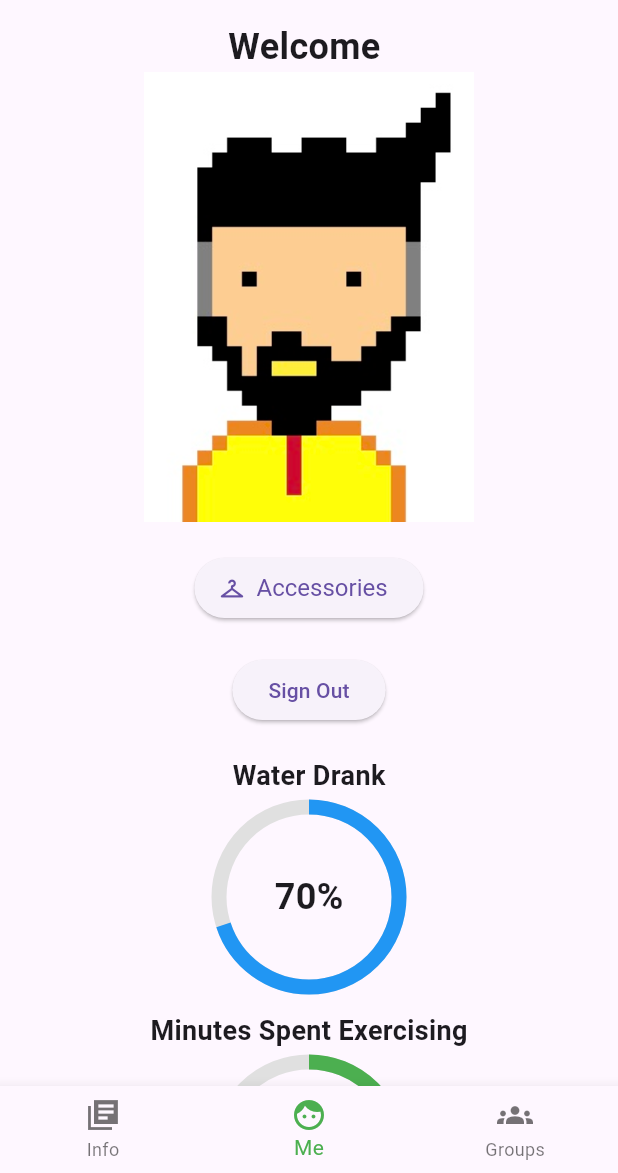
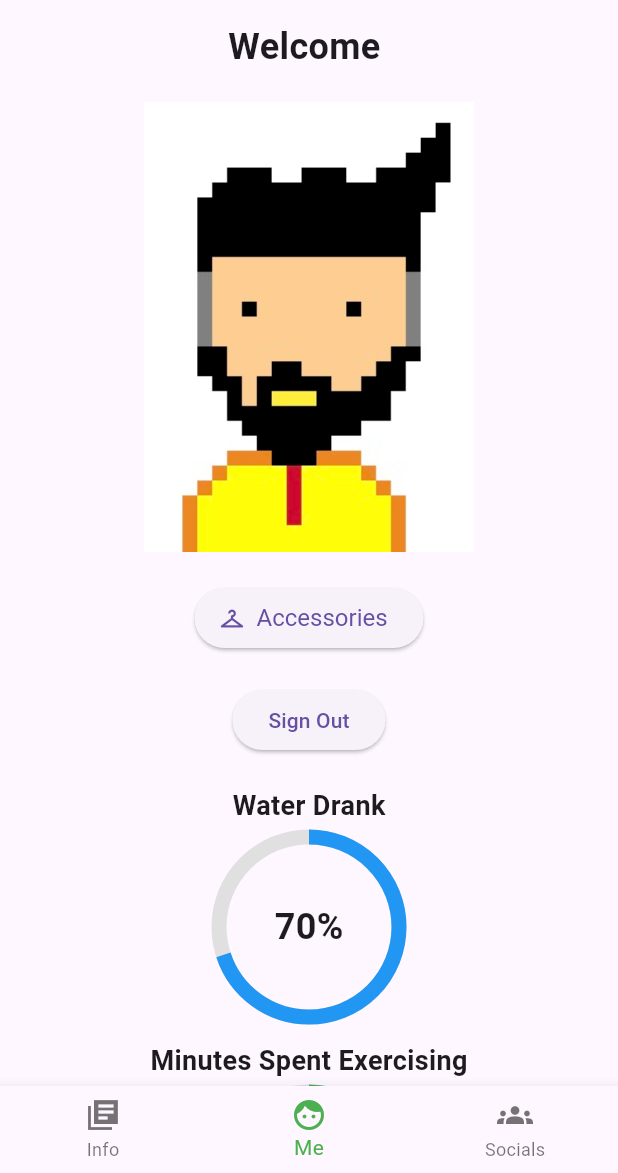
Before and after one commit to choonzies/GLife_4, a Flutter app: the screen it shows once a user with an empty profile is signed in, on a phone screen of 412 x 824 dp, the part 63-1236 px from its top. Run offline on Flutter 3.47's test engine with Material 3 defaults, Android fonts, the phone set to English and light mode, and no system bars; our stand-ins replace firebase_auth, firebase_core; accounts and stored records are empty.

Commit message:
Split home_page to 3 folders Info, Me, Socials with their respective pages, using OOP principles. Adjusted minor details such as editing of appbar and cleaned up build method accordingly on the home_page.dart

```diff
--- /dev/null
+++ b/lib/pages/Me/Me.dart
@@ -0,0 +1,148 @@
+import 'package:flutter/material.dart';
+import 'package:glife/auth.dart';
+import 'package:firebase_auth/firebase_auth.dart';
+import 'ProfilePage.dart';
+import 'accessories.dart';
+
+
+class Me extends StatelessWidget {
+  const Me({Key? key}) : super(key: key);
+
+  @override
+  Widget build(BuildContext context) {
+    final User? user = Auth().currentUser;
+      Future<void> signOut() async {
+      await Auth().signOut();
+    }
+
+    Widget _buildCircularProgressIndicator(String title, double progress, Color color) {
+      return Column(
+        children: [
+          Text(
+            title,
+            style: TextStyle(fontSize: 18, fontWeight: FontWeight.bold),
+          ),
+          SizedBox(height: 8),
+          Stack(
+            alignment: Alignment.center,
+            children: [
+              SizedBox(
+                width: 120,
+                height: 120,
+                child: CircularProgressIndicator(
+                  value: progress,
+                  strokeWidth: 10,
+                  backgroundColor: Colors.grey[300],
+                  valueColor: AlwaysStoppedAnimation<Color>(color),
+                ),
+              ),
+              Text(
+                '${(progress * 100).toInt()}%',
+                style: TextStyle(fontSize: 24, fontWeight: FontWeight.bold),
+              ),
+            ],
+          ),
+        ],
+      );
+    }
+
+    double waterProgress = 0.7; // Placeholder value for water drank progress
+    double exerciseProgress = 0.5; // Placeholder value for minutes spent exercising progress
+
+    int getUserStreak() {
+      // Placeholder for getting the user's streak, replace with actual logic
+      return 5;
+    }
+
+    String getBedtime() {
+      // Placeholder for getting bedtime for today
+      return '10:30 PM';
+    }
+
+    return Scaffold(
+  appBar: AppBar(
+    title: const Text('GLife'),
+    actions: [
+      Padding(
+        padding: const EdgeInsets.all(8.0),
+        child: Center(
+          child: Text(
+            '🔥 Streak: ${getUserStreak()}',
+            style: const TextStyle(
+              fontSize: 16,
+              fontWeight: FontWeight.bold,
+              color: Colors.redAccent,
+            ),
+          ),
+        ),
+      ),
+    ],
+  ),
+  body: SingleChildScrollView(
+    child: Center(
+      child: Column(
+        mainAxisAlignment: MainAxisAlignment.center,
+        crossAxisAlignment: CrossAxisAlignment.center,
+        children: [
+          Text(
+            'Welcome ' + (user?.displayName ?? 'User email'),
+            style: TextStyle(fontSize: 24, fontWeight: FontWeight.bold),
+          ),
+          const SizedBox(height: 20),
+          GestureDetector(
+            onTap: () {
+              Navigator.push(
+                context,
+                MaterialPageRoute(builder: (context) => const ProfilePage()),
+              );
+            },
+            child: Image.asset(
+              'assets/images/character.jpeg',
+              width: 300, // Adjust width as needed
+              height: 300, // Adjust height as needed
+            ),
+          ),
+          const SizedBox(height: 20),
+          ElevatedButton.icon(
+            onPressed: () {
+              Navigator.push(
+                context,
+                MaterialPageRoute(builder: (context) => const AccessoriesPage()),
+              );
+            },
+            icon: const Icon(Icons.checkroom), // Use a valid icon for "shirt"
+            label: const Text('Accessories'),
+            style: ElevatedButton.styleFrom(
+              textStyle: const TextStyle(fontSize: 16),
+            ),
+          ),
+          const SizedBox(height: 20),
+          ElevatedButton(
+            onPressed: signOut,
+            child: const Text('Sign Out'),
+          ),
+          const SizedBox(height: 20),
+          // Custom circular progress indicators for Water Drank and Minutes Spent Exercising
+          _buildCircularProgressIndicator('Water Drank', waterProgress, Colors.blue),
+          const SizedBox(height: 16),
+          _buildCircularProgressIndicator('Minutes Spent Exercising', exerciseProgress, Colors.green),
+          const SizedBox(height: 16),
+          // Prominent display of Bedtime
+          Text(
+            'Bedtime today:',
+            style: TextStyle(fontSize: 18, fontWeight: FontWeight.bold),
+          ),
+          Text(
+            getBedtime(),
+            style: TextStyle(fontSize: 24, fontWeight: FontWeight.bold),
+          ),
+          // Additional whitespace at the bottom
+          const SizedBox(height: 200),
+        ],
+      ),
+    ),
+  ),
+);
+
+  }
+}
--- a/lib/pages/Social/Friends.dart
+++ b/lib/pages/Social/Friends.dart
@@ -5,6 +5,7 @@ class Friends extends StatelessWidget {
   Widget build(BuildContext context) {
     return Scaffold(
       appBar: AppBar(
+        backgroundColor: Colors.blue,
         title: Text('My Friends'),
       ),
       body: ListView(
--- a/lib/pages/home_page.dart
+++ b/lib/pages/home_page.dart
@@ -1,10 +1,9 @@
 import 'package:flutter/material.dart';
 import 'package:glife/auth.dart';
-import 'package:firebase_auth/firebase_auth.dart';
-import 'accessories.dart';
-import 'ProfilePage.dart';
 import 'Info/Info.dart';
+import 'Me/Me.dart';
 import 'Social/Friends.dart';
+
 
 class HomePage extends StatefulWidget {
   const HomePage({Key? key}) : super(key: key);
@@ -15,135 +14,27 @@ class HomePage extends StatefulWidget {
 
 class _HomePageState extends State<HomePage> {
   int _selectedIndex = 1; // this is to default the ME tab
-
-  final User? user = Auth().currentUser;
-
   Future<void> signOut() async {
     await Auth().signOut();
   }
 
-  int getUserStreak() {
-    // Placeholder for getting the user's streak, replace with actual logic
-    return 5;
-  }
-
-  String getBedtime() {
-    // Placeholder for getting bedtime for today
-    return '10:30 PM';
-  }
-
-  double waterProgress = 0.7; // Placeholder value for water drank progress
-  double exerciseProgress = 0.5; // Placeholder value for minutes spent exercising progress
-
   List<Widget> _widgetOptions() {
     return <Widget>[
-      const Center(child: Text('Achievements')),
-      SingleChildScrollView(
-        child: Column(
-          mainAxisAlignment: MainAxisAlignment.center,
-          children: [
-            Text(
-              'Welcome ' + (user?.displayName ?? 'User email'),
-              style: TextStyle(fontSize: 24, fontWeight: FontWeight.bold),
-            ),
-            // const SizedBox(height: 20),
-            GestureDetector(
-              onTap: () {
-                Navigator.push(
-                  context,
-                  MaterialPageRoute(builder: (context) => const ProfilePage()),
-                );
-              },
-              child: Image.asset(
-                'assets/images/character.jpeg',
-                width: 300, // Adjust width as needed
-                height: 300, // Adjust height as needed
-              ),
-            ),
-            const SizedBox(height: 20),
-            ElevatedButton.icon(
-              onPressed: () {
-                Navigator.push(
-                  context,
-                  MaterialPageRoute(builder: (context) => const AccessoriesPage()),
-                );
-              },
-              icon: const Icon(Icons.checkroom), // Use a valid icon for "shirt"
-              label: const Text('Accessories'),
-              style: ElevatedButton.styleFrom(
-                textStyle: const TextStyle(fontSize: 16),
-              ),
-            ),
-            const SizedBox(height: 20),
-            ElevatedButton(
-              onPressed: signOut,
-              child: const Text('Sign Out'),
-            ),
-            const SizedBox(height: 20),
-            // Custom circular progress indicators for Water Drank and Minutes Spent Exercising
-            _buildCircularProgressIndicator('Water Drank', waterProgress, Colors.blue),
-            const SizedBox(height: 16),
-            _buildCircularProgressIndicator('Minutes Spent Exercising', exerciseProgress, Colors.green),
-            const SizedBox(height: 16),
-            // Prominent display of Bedtime
-            Text(
-              'Bedtime today:',
-              style: TextStyle(fontSize: 18, fontWeight: FontWeight.bold),
-            ),
-            Text(
-              getBedtime(),
-              style: TextStyle(fontSize: 24, fontWeight: FontWeight.bold),
-            ),
-            // Additional whitespace at the bottom
-            const SizedBox(height: 200),
-          ],
-        ),
-      ),
-      const Center(child: Text('Groups')),
+      Info(),
+      Me(),
+      Friends(),
     ];
   }
 
   void _onItemTapped(int index) {
-    // setState(() {
-    //   _selectedIndex = index;
-    // });
-
-    if (index == 0) {
-      Navigator.push(
-        context,
-        MaterialPageRoute(builder: (context) => Info()),
-      );
-    } else if (index == 1) {
-      // do nothing
-    } else {
-      Navigator.push(
-        context,
-        MaterialPageRoute(builder: (context) => Friends()),
-      );
-    }
+    setState(() {
+      _selectedIndex = index;
+    });
   }
 
   @override
   Widget build(BuildContext context) {
     return Scaffold(
-      appBar: AppBar(
-        title: const Text('GLife'),
-        actions: [
-          Padding(
-            padding: const EdgeInsets.all(8.0),
-            child: Center(
-              child: Text(
-                '🔥 Streak: ${getUserStreak()}',
-                style: const TextStyle(
-                  fontSize: 16,
-                  fontWeight: FontWeight.bold,
-                  color: Colors.redAccent,
-                ),
-              ),
-            ),
-          ),
-        ],
-      ),
       body: Center(
         child: _widgetOptions().elementAt(_selectedIndex),
       ),
@@ -159,7 +50,7 @@ class _HomePageState extends State<HomePage> {
           ),
           BottomNavigationBarItem(
             icon: Icon(Icons.groups),
-            label: 'Groups',
+            label: 'Socials',
           ),
         ],
         currentIndex: _selectedIndex,
@@ -168,35 +59,4 @@ class _HomePageState extends State<HomePage> {
       ),
     );
   }
-
-  Widget _buildCircularProgressIndicator(String title, double progress, Color color) {
-    return Column(
-      children: [
-        Text(
-          title,
-          style: TextStyle(fontSize: 18, fontWeight: FontWeight.bold),
-        ),
-        SizedBox(height: 8),
-        Stack(
-          alignment: Alignment.center,
-          children: [
-            SizedBox(
-              width: 120,
-              height: 120,
-              child: CircularProgressIndicator(
-                value: progress,
-                strokeWidth: 10,
-                backgroundColor: Colors.grey[300],
-                valueColor: AlwaysStoppedAnimation<Color>(color),
-              ),
-            ),
-            Text(
-              '${(progress * 100).toInt()}%',
-              style: TextStyle(fontSize: 24, fontWeight: FontWeight.bold),
-            ),
-          ],
-        ),
-      ],
-    );
-  }
 }
```
Also changed, not shown: lib/pages/Info/Info.dart (+1 -7 lines), lib/pages/Me/ProfilePage.dart (renamed from lib/pages/ProfilePage.dart), lib/pages/Me/accessories.dart (renamed from lib/pages/accessories.dart).
